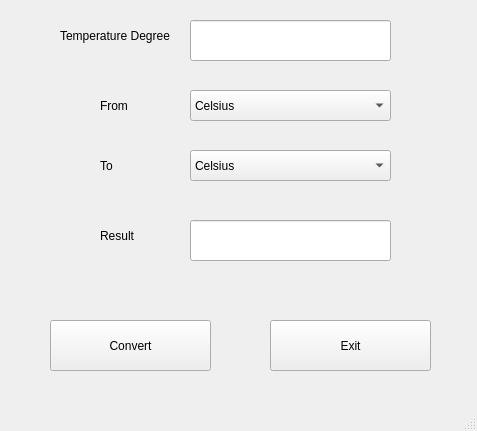
Qt form uis/Ui_Base/temp.ui (JordanLeich/Ultimate-Calculator) before a commit.
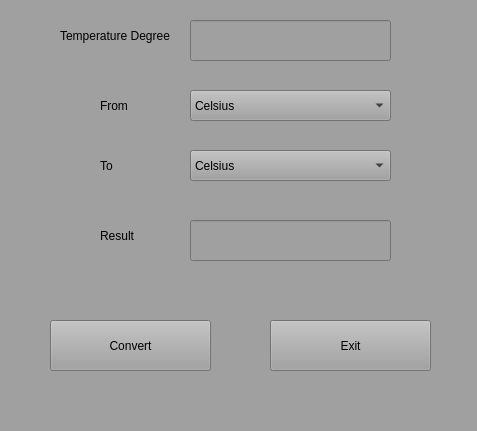
The same form after that commit.

The edit to the form file:
```diff
--- a/uis/Ui_Base/temp.ui
+++ b/uis/Ui_Base/temp.ui
@@ -11,7 +11,10 @@
    </rect>
   </property>
   <property name="windowTitle">
-   <string>MainWindow</string>
+   <string>Temperature Converter</string>
+  </property>
+  <property name="styleSheet">
+   <string notr="true">background-color: rgb(160, 160, 160);</string>
   </property>
   <widget class="QWidget" name="centralwidget">
    <widget class="QLineEdit" name="line1">
@@ -77,7 +80,7 @@
      <rect>
       <x>100</x>
       <y>90</y>
-      <width>121</width>
+      <width>81</width>
       <height>31</height>
      </rect>
     </property>
@@ -90,7 +93,7 @@
      <rect>
       <x>100</x>
       <y>150</y>
-      <width>121</width>
+      <width>71</width>
       <height>31</height>
      </rect>
     </property>
@@ -103,7 +106,7 @@
      <rect>
       <x>100</x>
       <y>220</y>
-      <width>121</width>
+      <width>61</width>
       <height>31</height>
      </rect>
     </property>
@@ -112,6 +115,9 @@
     </property>
    </widget>
    <widget class="QComboBox" name="comboBox">
+    <property name="enabled">
+     <bool>true</bool>
+    </property>
     <property name="geometry">
      <rect>
       <x>190</x>
@@ -120,6 +126,9 @@
       <height>31</height>
      </rect>
     </property>
+    <property name="currentText">
+     <string>Kelvin</string>
+    </property>
     <item>
      <property name="text">
       <string>Celsius</string>
```
